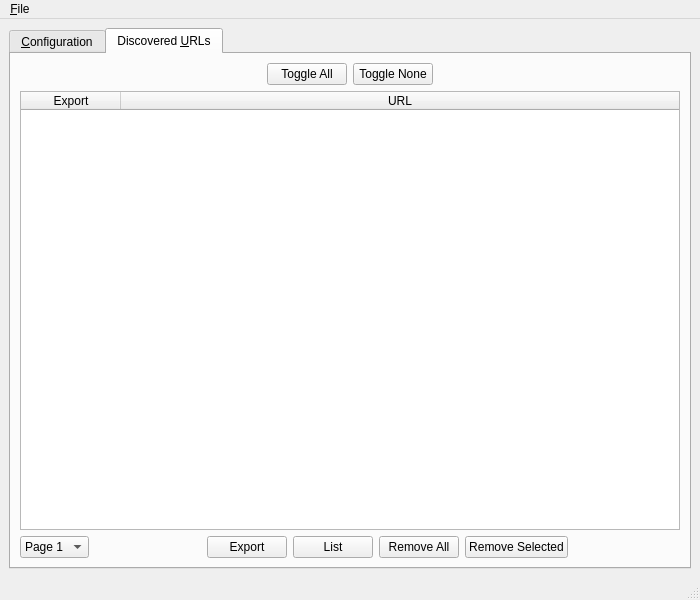
First picture: the form in UI/pandemonium.ui, repository nurfalie/pandamonium, before the edit.
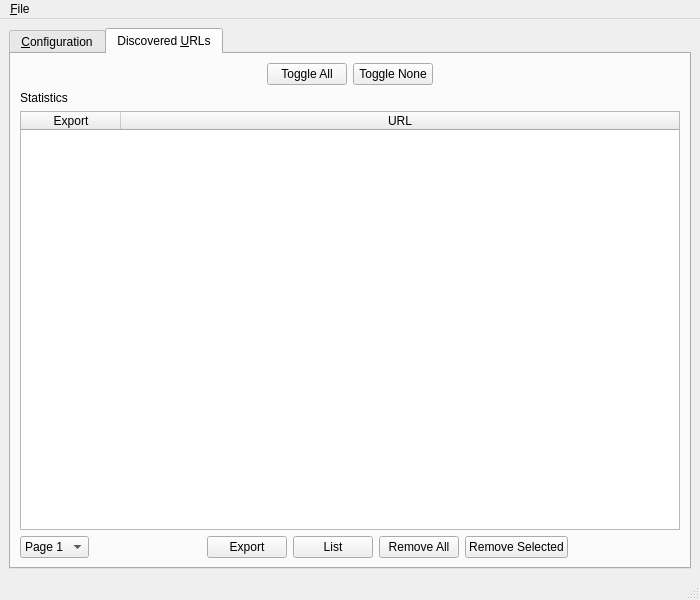
Second picture: the form after the edit. The open tabs and pages were chosen to show the change.

Commit message: Display statistics.

```diff
--- a/UI/pandemonium.ui
+++ b/UI/pandemonium.ui
@@ -440,6 +440,13 @@
           </item>
          </layout>
         </item>
+        <item>
+         <widget class="QLabel" name="discovered_statistics">
+          <property name="text">
+           <string>Statistics</string>
+          </property>
+         </widget>
+        </item>
         <item>
          <widget class="QTableWidget" name="discovered_urls">
           <property name="selectionBehavior">
```
The commit also changes 4 other files.
